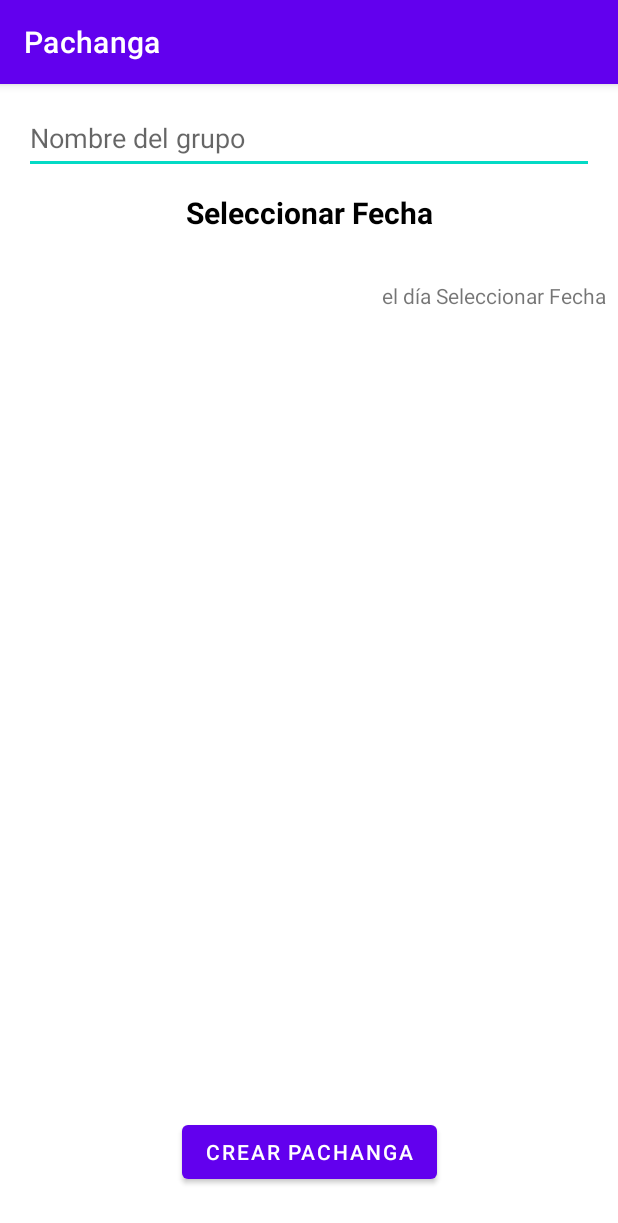
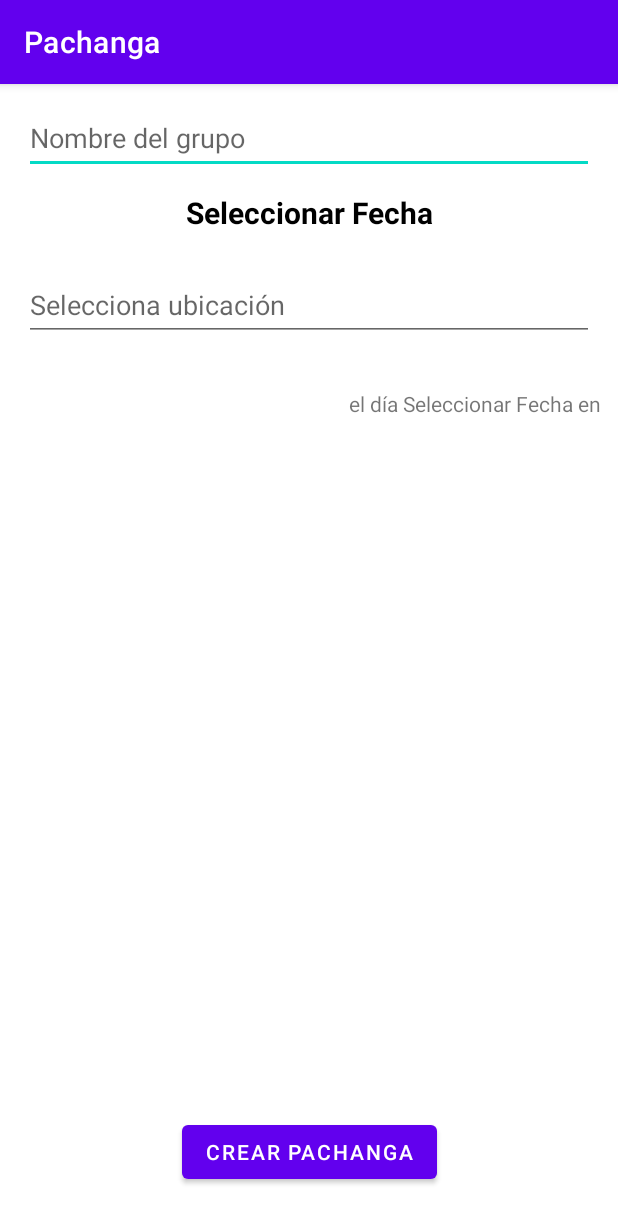
Before and after one commit to vikiii22/ProyectoFinal, an Android app: the fragment EventsFragment shown on its own in the app's theme, after a tap on "CREAR PACHANGA", on a phone screen of 412 x 824 dp. Shown: the top 1223 px of the screen. Run offline under Robolectric (Android 15) with nearby library versions, the phone set to English and light mode, and no system bars; our stand-ins replace Firebase (no records; nobody signed in at launch, a user with empty details on screens opened directly).

Commit message:
Insertando datos en Base de datos

```diff
--- a/app/build.gradle
+++ b/app/build.gradle
@@ -43,6 +43,7 @@ dependencies {
     implementation 'androidx.lifecycle:lifecycle-viewmodel-ktx:2.4.1'
     implementation 'androidx.navigation:navigation-fragment:2.4.2'
     implementation 'androidx.navigation:navigation-ui:2.4.2'
+    implementation 'com.google.firebase:firebase-firestore:24.1.1'
     testImplementation 'junit:junit:4.13.2'
     androidTestImplementation 'androidx.test.ext:junit:1.1.3'
     androidTestImplementation 'androidx.test.espresso:espresso-core:3.4.0'
--- a/app/src/main/java/com/example/pachanga_joseasanchezlopez/ui/gallery/GalleryFragment.java
+++ b/app/src/main/java/com/example/pachanga_joseasanchezlopez/ui/events/EventsFragment.java
@@ -1,10 +1,9 @@
-package com.example.pachanga_joseasanchezlopez.ui.gallery;
+package com.example.pachanga_joseasanchezlopez.ui.events;
 
 import android.annotation.SuppressLint;
 import android.app.DatePickerDialog;
 import android.graphics.Color;
 import android.graphics.drawable.ColorDrawable;
-import android.os.Build;
 import android.os.Bundle;
 import android.view.LayoutInflater;
 import android.view.View;
@@ -15,34 +14,35 @@ import android.widget.EditText;
 import android.widget.TextView;
 
 import androidx.annotation.NonNull;
-import androidx.annotation.RequiresApi;
 import androidx.fragment.app.Fragment;
 import androidx.lifecycle.ViewModelProvider;
 
 import com.example.pachanga_joseasanchezlopez.R;
 import com.example.pachanga_joseasanchezlopez.databinding.FragmentGalleryBinding;
+import com.google.firebase.firestore.FirebaseFirestore;
 
 import java.util.Calendar;
 
-public class GalleryFragment extends Fragment {
+public class EventsFragment extends Fragment {
 
     private FragmentGalleryBinding binding;
     private TextView tvDatos, tvFecha;
-    private EditText etNombreGrupo;
+    private EditText etNombreGrupo, etUbicacion;
     private Button btCrear;
 
 
     @SuppressLint("SetTextI18n")
     public View onCreateView(@NonNull LayoutInflater inflater,
                              ViewGroup container, Bundle savedInstanceState) {
-        GalleryViewModel galleryViewModel =
-                new ViewModelProvider(this).get(GalleryViewModel.class);
+        EventsViewModel eventsViewModel =
+                new ViewModelProvider(this).get(EventsViewModel.class);
 
         binding = FragmentGalleryBinding.inflate(inflater, container, false);
         View root = binding.getRoot();
         tvDatos=root.findViewById(R.id.tvDatos);
         tvFecha=root.findViewById(R.id.tvFecha);
         etNombreGrupo=root.findViewById(R.id.etNombreGrupo);
+        etUbicacion=root.findViewById(R.id.etUbicacion);
         btCrear=root.findViewById(R.id.btCrear);
 
         Calendar calendar=Calendar.getInstance();
@@ -64,7 +64,10 @@ public class GalleryFragment extends Fragment {
         });
 
         btCrear.setOnClickListener(v -> {
-            tvDatos.setText(etNombreGrupo.getText() + " el día " + tvFecha.getText());
+            tvDatos.setText(etNombreGrupo.getText() + " el día " + tvFecha.getText() + " en " + etUbicacion.getText());
+            NuevoEvento nuevo=new NuevoEvento(tvFecha.getText().toString(), etUbicacion.getText().toString(), etNombreGrupo.getText().toString());
+            FirebaseFirestore db=FirebaseFirestore.getInstance();
+            db.collection("pachangas").document().set(nuevo);
         });
 
         //final TextView textView = binding.textGallery;
--- a/app/src/main/java/com/example/pachanga_joseasanchezlopez/ui/gallery/GalleryViewModel.java
+++ b/app/src/main/java/com/example/pachanga_joseasanchezlopez/ui/events/EventsViewModel.java
@@ -1,14 +1,14 @@
-package com.example.pachanga_joseasanchezlopez.ui.gallery;
+package com.example.pachanga_joseasanchezlopez.ui.events;
 
 import androidx.lifecycle.LiveData;
 import androidx.lifecycle.MutableLiveData;
 import androidx.lifecycle.ViewModel;
 
-public class GalleryViewModel extends ViewModel {
+public class EventsViewModel extends ViewModel {
 
     private final MutableLiveData<String> mText;
 
-    public GalleryViewModel() {
+    public EventsViewModel() {
         mText = new MutableLiveData<>();
         mText.setValue("This is gallery fragment");
     }
--- a/app/src/main/res/layout/fragment_gallery.xml
+++ b/app/src/main/res/layout/fragment_gallery.xml
@@ -4,7 +4,7 @@
     xmlns:tools="http://schemas.android.com/tools"
     android:layout_width="match_parent"
     android:layout_height="match_parent"
-    tools:context=".ui.gallery.GalleryFragment">
+    tools:context=".ui.events.EventsFragment">
 
     <androidx.constraintlayout.widget.Guideline
         android:id="@+id/guideline3"
@@ -42,7 +42,7 @@
         android:layout_marginEnd="8dp"
         android:text="TextView"
         app:layout_constraintEnd_toEndOf="parent"
-        app:layout_constraintTop_toBottomOf="@+id/tvFecha" />
+        app:layout_constraintTop_toBottomOf="@+id/etUbicacion" />
 
     <Button
         android:id="@+id/btCrear"
@@ -66,4 +66,17 @@
         app:layout_constraintStart_toStartOf="parent"
         app:layout_constraintTop_toTopOf="@+id/guideline3" />
 
+    <EditText
+        android:id="@+id/etUbicacion"
+        android:layout_width="0dp"
+        android:layout_height="wrap_content"
+        android:layout_marginTop="24dp"
+        android:ems="10"
+        android:hint="Selecciona ubicación"
+        android:inputType="textPersonName"
+        android:minHeight="48dp"
+        app:layout_constraintEnd_toEndOf="@+id/etNombreGrupo"
+        app:layout_constraintStart_toStartOf="@+id/etNombreGrupo"
+        app:layout_constraintTop_toBottomOf="@+id/tvFecha" />
+
 </androidx.constraintlayout.widget.ConstraintLayout>
--- a/app/src/main/res/navigation/mobile_navigation.xml
+++ b/app/src/main/res/navigation/mobile_navigation.xml
@@ -13,7 +13,7 @@
 
     <fragment
         android:id="@+id/nav_gallery"
-        android:name="com.example.pachanga_joseasanchezlopez.ui.gallery.GalleryFragment"
+        android:name="com.example.pachanga_joseasanchezlopez.ui.events.EventsFragment"
         android:label="@string/menu_gallery"
         tools:layout="@layout/fragment_gallery" />
 
--- a/build.gradle
+++ b/build.gradle
@@ -1,6 +1,6 @@
 buildscript {
     dependencies {
-        classpath 'com.google.gms:google-services:4.3.3'
+        classpath 'com.google.gms:google-services:4.3.10'
     }
 }// Top-level build file where you can add configuration options common to all sub-projects/modules.
 plugins {
```
Also changed, not shown: app/src/main/java/com/example/pachanga_joseasanchezlopez/MainActivity.java (+5 -5 lines), app/src/main/java/com/example/pachanga_joseasanchezlopez/ui/events/NuevoEvento.java (added, +43 -0 lines).
